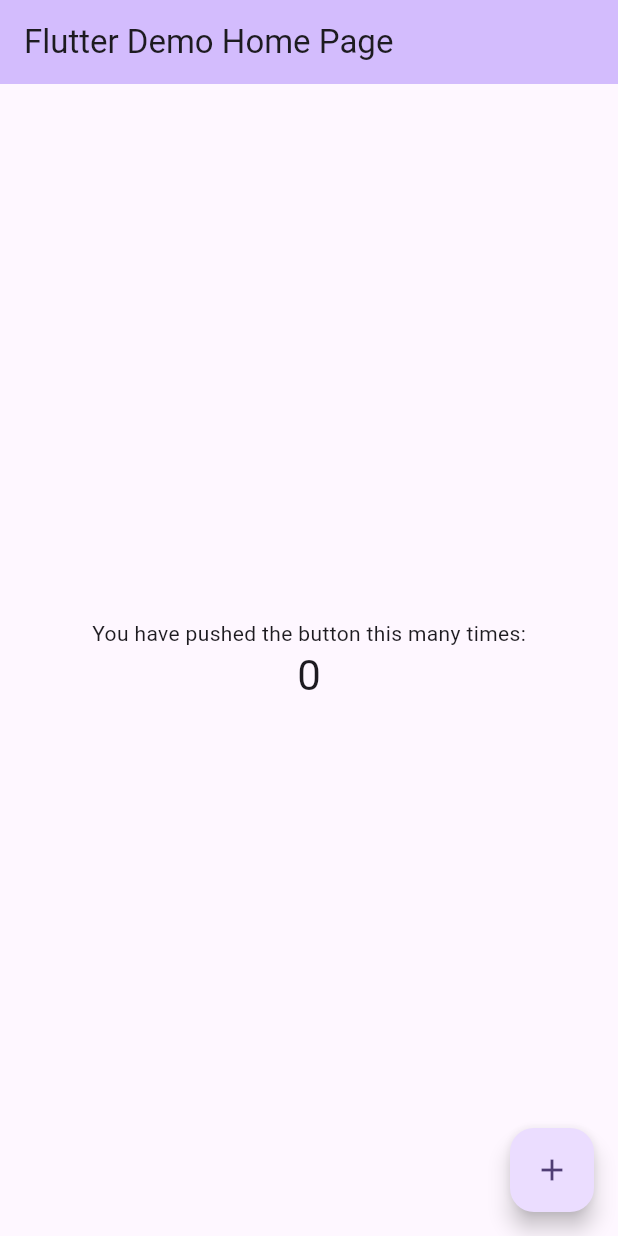
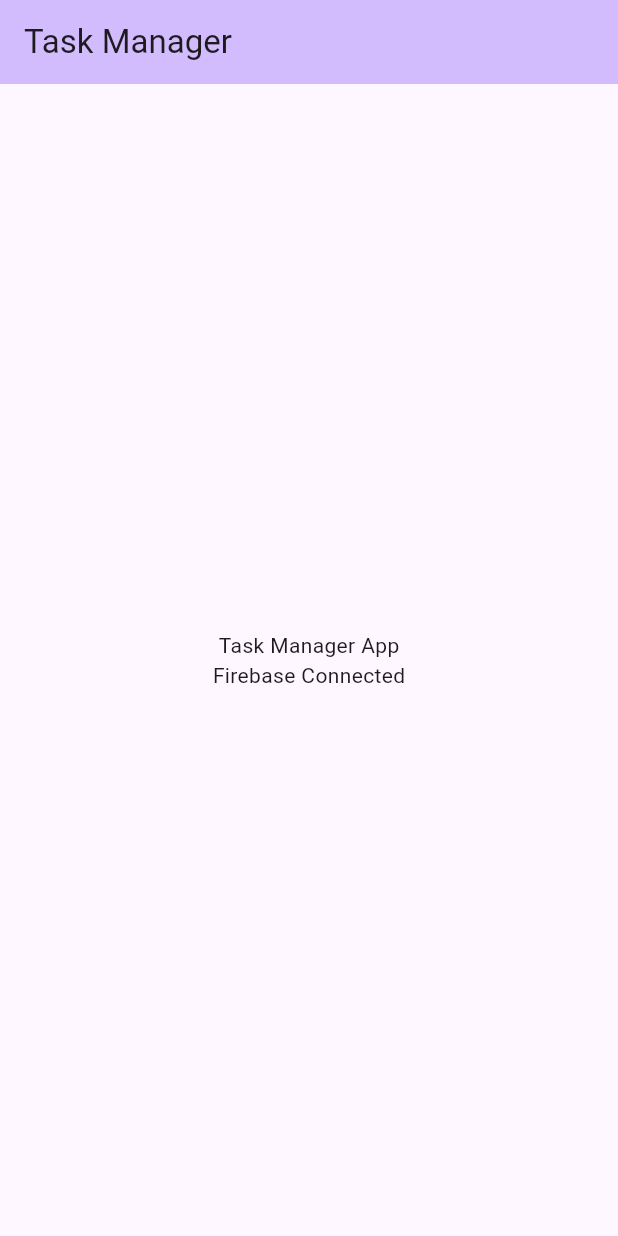
Before and after one commit to mugabiBenjamin/task_manager, a Flutter app: the screen it shows after launch, on a phone screen of 412 x 824 dp. Run offline on Flutter 3.47's test engine with Material 3 defaults, Android fonts, the phone set to English and light mode, and no system bars; our stand-ins replace firebase_core; accounts and stored records are empty.

Commit message:
Initialize Firebase in main.dart and update app title to 'Task Manager'

```diff
--- a/lib/main.dart
+++ b/lib/main.dart
@@ -1,52 +1,36 @@
 import 'package:flutter/material.dart';
+import 'package:firebase_core/firebase_core.dart';
+import 'firebase_options.dart';
 
-void main() {
+void main() async {
+  // Ensure Flutter widgets are initialized
+  WidgetsFlutterBinding.ensureInitialized();
+
+  // Initialize Firebase
+  await Firebase.initializeApp(options: DefaultFirebaseOptions.currentPlatform);
+
   runApp(const MyApp());
 }
 
 class MyApp extends StatelessWidget {
   const MyApp({super.key});
 
-  // This widget is the root of your application.
   @override
   Widget build(BuildContext context) {
     return MaterialApp(
       debugShowCheckedModeBanner: false,
-      title: 'Flutter Demo',
+      title: 'Task Manager',
       theme: ThemeData(
-        // This is the theme of your application.
-        //
-        // TRY THIS: Try running your application with "flutter run". You'll see
-        // the application has a purple toolbar. Then, without quitting the app,
-        // try changing the seedColor in the colorScheme below to Colors.green
-        // and then invoke "hot reload" (save your changes or press the "hot
-        // reload" button in a Flutter-supported IDE, or press "r" if you used
-        // the command line to start the app).
-        //
-        // Notice that the counter didn't reset back to zero; the application
-        // state is not lost during the reload. To reset the state, use hot
-        // restart instead.
-        //
-        // This works for code too, not just values: Most code changes can be
-        // tested with just a hot reload.
         colorScheme: ColorScheme.fromSeed(seedColor: Colors.deepPurple),
+        useMaterial3: true,
       ),
-      home: const MyHomePage(title: 'Flutter Demo Home Page'),
+      home: const MyHomePage(title: 'Task Manager'),
     );
   }
 }
 
 class MyHomePage extends StatefulWidget {
   const MyHomePage({super.key, required this.title});
-
-  // This widget is the home page of your application. It is stateful, meaning
-  // that it has a State object (defined below) that contains fields that affect
-  // how it looks.
-
-  // This class is the configuration for the state. It holds the values (in this
-  // case the title) provided by the parent (in this case the App widget) and
-  // used by the build method of the State. Fields in a Widget subclass are
-  // always marked "final".
 
   final String title;
 
@@ -55,69 +39,22 @@ class MyHomePage extends StatefulWidget {
 }
 
 class _MyHomePageState extends State<MyHomePage> {
-  int _counter = 0;
-
-  void _incrementCounter() {
-    setState(() {
-      // This call to setState tells the Flutter framework that something has
-      // changed in this State, which causes it to rerun the build method below
-      // so that the display can reflect the updated values. If we changed
-      // _counter without calling setState(), then the build method would not be
-      // called again, and so nothing would appear to happen.
-      _counter++;
-    });
-  }
-
   @override
   Widget build(BuildContext context) {
-    // This method is rerun every time setState is called, for instance as done
-    // by the _incrementCounter method above.
-    //
-    // The Flutter framework has been optimized to make rerunning build methods
-    // fast, so that you can just rebuild anything that needs updating rather
-    // than having to individually change instances of widgets.
     return Scaffold(
       appBar: AppBar(
-        // TRY THIS: Try changing the color here to a specific color (to
-        // Colors.amber, perhaps?) and trigger a hot reload to see the AppBar
-        // change color while the other colors stay the same.
         backgroundColor: Theme.of(context).colorScheme.inversePrimary,
-        // Here we take the value from the MyHomePage object that was created by
-        // the App.build method, and use it to set our appbar title.
         title: Text(widget.title),
       ),
-      body: Center(
-        // Center is a layout widget. It takes a single child and positions it
-        // in the middle of the parent.
+      body: const Center(
         child: Column(
-          // Column is also a layout widget. It takes a list of children and
-          // arranges them vertically. By default, it sizes itself to fit its
-          // children horizontally, and tries to be as tall as its parent.
-          //
-          // Column has various properties to control how it sizes itself and
-          // how it positions its children. Here we use mainAxisAlignment to
-          // center the children vertically; the main axis here is the vertical
-          // axis because Columns are vertical (the cross axis would be
-          // horizontal).
-          //
-          // TRY THIS: Invoke "debug painting" (choose the "Toggle Debug Paint"
-          // action in the IDE, or press "p" in the console), to see the
-          // wireframe for each widget.
           mainAxisAlignment: MainAxisAlignment.center,
           children: <Widget>[
-            const Text('You have pushed the button this many times:'),
-            Text(
-              '$_counter',
-              style: Theme.of(context).textTheme.headlineMedium,
-            ),
+            Text('Task Manager App'),
+            Text('Firebase Connected'),
           ],
         ),
       ),
-      floatingActionButton: FloatingActionButton(
-        onPressed: _incrementCounter,
-        tooltip: 'Increment',
-        child: const Icon(Icons.add),
-      ), // This trailing comma makes auto-formatting nicer for build methods.
     );
   }
 }
```
